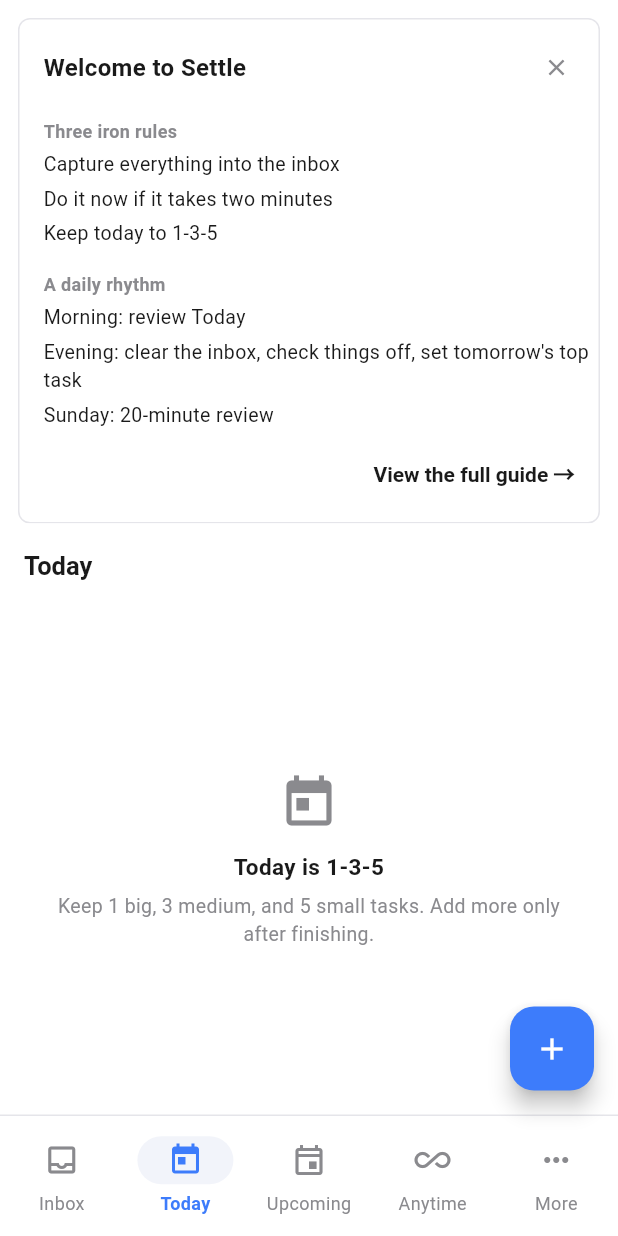
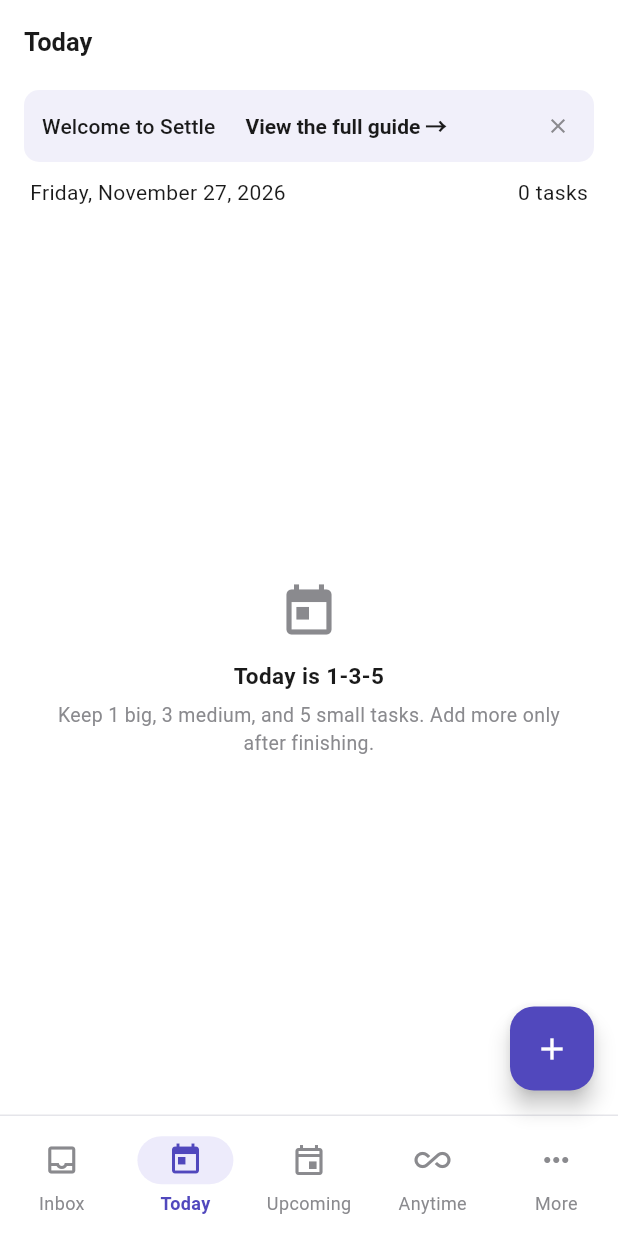
Before and after one commit to multind/settle, a Flutter app: the screen it shows after launch, item 2 of the bottom bar chosen, on a phone screen of 412 x 824 dp. Run offline on Flutter 3.47's test engine with Material 3 defaults, Android fonts, the phone set to English and light mode, and no system bars; our stand-ins replace drift, file_picker, flutter_riverpod, shared_preferences; accounts and stored records are empty; generated files the repository leaves out were written again; Roboto replaces fonts that are missing (Noto Sans SC).

Commit message:
feat: preview redesigned desktop workspace

```diff
--- a/lib/app/responsive_shell.dart
+++ b/lib/app/responsive_shell.dart
@@ -33,6 +33,7 @@ class ResponsiveShell extends ConsumerStatefulWidget {
   const ResponsiveShell({super.key});
 
   static const double breakpoint = 600;
+  static const double expandedSidebarBreakpoint = 960;
 
   @override
   ConsumerState<ResponsiveShell> createState() => _ResponsiveShellState();
@@ -60,7 +61,8 @@ class _ResponsiveShellState extends ConsumerState<ResponsiveShell> {
   void initState() {
     super.initState();
     _showGuideCard =
-        !(ref.read(sharedPreferencesProvider).getBool('gtd_guide_seen') ?? false);
+        !(ref.read(sharedPreferencesProvider).getBool('gtd_guide_seen') ??
+            false);
     _pages = [
       const InboxPage(), // 0 收件箱
       const TodayPage(), // 1 今日
@@ -146,7 +148,13 @@ class _ResponsiveShellState extends ConsumerState<ResponsiveShell> {
           body: isWide
               ? Row(
                   children: [
-                    _buildSidebar(l10n, tokens),
+                    _buildSidebar(
+                      l10n,
+                      tokens,
+                      compact:
+                          constraints.maxWidth <
+                          ResponsiveShell.expandedSidebarBreakpoint,
+                    ),
                     Expanded(child: _pageColumn()),
                   ],
                 )
@@ -201,8 +209,9 @@ class _ResponsiveShellState extends ConsumerState<ResponsiveShell> {
       final index = _navSpecs[n].index;
       shortcuts[SingleActivator(_digitKeys[n], control: true)] =
           _SwitchViewIntent(index);
-      shortcuts[SingleActivator(_digitKeys[n], meta: true)] =
-          _SwitchViewIntent(index);
+      shortcuts[SingleActivator(_digitKeys[n], meta: true)] = _SwitchViewIntent(
+        index,
+      );
     }
     return Shortcuts(
       shortcuts: shortcuts,
@@ -242,83 +251,117 @@ class _ResponsiveShellState extends ConsumerState<ResponsiveShell> {
         // 恢复焦点逻辑。已知残余限制：焦点所在控件被销毁时（如快捷键切页
         // 移除带焦点的控件）primary focus 可能回 null，autofocus 不重复
         // 触发，需再次点击/Tab 恢复——超出本次启动焦点修复范围。
-        child: Focus(
-          autofocus: true,
-          skipTraversal: true,
-          child: shell,
-        ),
+        child: Focus(autofocus: true, skipTraversal: true, child: shell),
       ),
     );
   }
 
-  /// 宽屏分组侧边栏（规格 §2.2）：纯底 + 右侧 1px hairline，可滚动（ListView）。
-  /// 结构完全由 [_navSpecs] 派生：收件箱置顶无组标题，其后按组归属插入组标题。
-  Widget _buildSidebar(AppLocalizations l10n, AppTokenSet tokens) {
+  Widget _buildSidebar(
+    AppLocalizations l10n,
+    AppTokenSet tokens, {
+    required bool compact,
+  }) {
+    Widget destination(_NavSpec spec) =>
+        _navItem(tokens, spec, _labelOf(l10n, spec.labelKey), compact: compact);
+
     return Container(
-      width: 232,
+      key: const Key('custom_sidebar'),
+      width: compact ? 64 : 208,
       decoration: BoxDecoration(
         color: tokens.sidebar,
-        border: Border(
-          right: BorderSide(color: tokens.stroke, width: 1),
+        border: Border(right: BorderSide(color: tokens.stroke)),
       ),
-      ),
+      child: Column(
+        children: [
+          if (compact)
+            Padding(
+              padding: const EdgeInsets.symmetric(vertical: 18),
+              child: Icon(Icons.inbox_outlined, color: tokens.primary),
+            )
+          else
+            const Align(alignment: Alignment.centerLeft, child: _BrandMark()),
+          Expanded(
             child: ListView(
-        key: const Key('custom_sidebar'),
-        padding: const EdgeInsets.symmetric(vertical: 8),
+              padding: EdgeInsets.zero,
               children: [
-          const _BrandMark(),
-          for (var i = 0; i < _navSpecs.length; i++) ...[
-            // 组首项：在组标题前插入（收件箱 group 为空，天然跳过）。
+                for (var i = 0; i < _navSpecs.length - 2; i++) ...[
                   if (_navSpecs[i].group != null &&
-                (i == 0 || _navSpecs[i - 1].group != _navSpecs[i].group))
+                      _navSpecs[i].group != _navSpecs[i - 1].group)
+                    if (compact)
+                      const Divider(indent: 17, endIndent: 17)
+                    else
                       _groupTitle(
                         tokens,
                         Key('nav_group_${_navSpecs[i].group!.name}'),
                         _labelOf(l10n, _navSpecs[i].group!.labelKey),
                       ),
-            _navItem(tokens, _navSpecs[i], _labelOf(l10n, _navSpecs[i].labelKey)),
+                  destination(_navSpecs[i]),
                 ],
+              ],
+            ),
+          ),
+          const Divider(indent: 12, endIndent: 12),
+          for (final spec in _navSpecs.skip(_navSpecs.length - 2))
+            destination(spec),
+          const SizedBox(height: 8),
         ],
       ),
     );
   }
 
-  /// 侧边栏单项（规格 §2.2）：InkWell 切换 `_index`；
-  /// 选中态复用 v0.2 语义（selectedBg 圆角底 + primary 图标/文字）。
-  Widget _navItem(AppTokenSet tokens, _NavSpec spec, String label) {
+  Widget _navItem(
+    AppTokenSet tokens,
+    _NavSpec spec,
+    String label, {
+    required bool compact,
+  }) {
     final selected = _index == spec.index;
-    return Padding(
+    final color = selected ? tokens.primary : tokens.muted;
+    final item = Padding(
       padding: const EdgeInsets.symmetric(horizontal: 8, vertical: 1),
       child: InkWell(
         key: Key('nav_item_${spec.index}'),
-        onTap: () => setState(() => _index = spec.index),
+        onTap: () => _switchTo(spec.index),
         borderRadius: BorderRadius.circular(AppTokens.radiusButton),
         child: Container(
-          padding: const EdgeInsets.symmetric(horizontal: 10, vertical: 8),
+          height: 36,
+          padding: const EdgeInsets.symmetric(horizontal: 10),
           decoration: BoxDecoration(
             color: selected ? tokens.selectedBg : Colors.transparent,
             borderRadius: BorderRadius.circular(AppTokens.radiusButton),
           ),
           child: Row(
+            mainAxisAlignment: compact
+                ? MainAxisAlignment.center
+                : MainAxisAlignment.start,
             children: [
               Icon(
-                spec.icon,
+                selected ? spec.selectedIcon : spec.icon,
                 size: 18,
-                color: selected ? tokens.primary : tokens.muted,
+                color: color,
               ),
+              if (!compact) ...[
                 const SizedBox(width: 10),
-              Text(
+                Expanded(
+                  child: Text(
                     label,
+                    overflow: TextOverflow.ellipsis,
                     style: TextStyle(
                       fontSize: 13,
+                      color: color,
                       fontWeight: selected ? FontWeight.w600 : FontWeight.w400,
-                  color: selected ? tokens.primary : tokens.muted,
                     ),
                   ),
+                ),
+              ],
             ],
           ),
         ),
       ),
+    );
+    return Semantics(
+      selected: selected,
+      child: compact ? Tooltip(message: label, child: item) : item,
     );
   }
 
@@ -380,7 +423,8 @@ class _ResponsiveShellState extends ConsumerState<ResponsiveShell> {
   void _dismissGuideCard() {
     setState(() => _showGuideCard = false);
     unawaited(
-        ref.read(sharedPreferencesProvider).setBool('gtd_guide_seen', true));
+      ref.read(sharedPreferencesProvider).setBool('gtd_guide_seen', true),
+    );
   }
 
   /// 打开完整指南：视为已看过（置位 + 隐藏卡片）并切到指南页 index 11。
@@ -388,26 +432,26 @@ class _ResponsiveShellState extends ConsumerState<ResponsiveShell> {
   void _openGuide() {
     setState(() => _showGuideCard = false);
     unawaited(
-        ref.read(sharedPreferencesProvider).setBool('gtd_guide_seen', true));
+      ref.read(sharedPreferencesProvider).setBool('gtd_guide_seen', true),
+    );
     _switchTo(11);
   }
 
-  /// 内容列：引导卡显示时以 in-flow 布局置于页面之上（页面 AppBar 之上、
-  /// 全局 FAB 与底部导航之外），从结构上杜绝遮挡任何 FAB/导航元素。
   Widget _pageColumn() {
-    if (!_showGuideCard) return _pages[_index];
-    return Column(
-      children: [
-        Padding(
-          padding: const EdgeInsets.fromLTRB(12, 12, 12, 0),
+    final guide = _showGuideCard
+        ? Padding(
+            padding: const EdgeInsets.fromLTRB(16, 4, 16, 8),
             child: OnboardingCard(
               onDismiss: _dismissGuideCard,
               onOpenGuide: _openGuide,
             ),
-        ),
-        Expanded(child: _pages[_index]),
-      ],
-    );
+          )
+        : null;
+    return switch (_index) {
+      0 => InboxPage(guide: guide),
+      1 => TodayPage(guide: guide),
+      _ => _pages[_index],
+    };
   }
 
   /// 「更多」抽屉（规格 §2.3）：由 [_navSpecs] 派生 inMore 项，
@@ -420,8 +464,9 @@ class _ResponsiveShellState extends ConsumerState<ResponsiveShell> {
       backgroundColor: tokens.cardSolid,
       showDragHandle: false,
       shape: const RoundedRectangleBorder(
-        borderRadius:
-            BorderRadius.vertical(top: Radius.circular(AppTokens.radiusContainer)),
+        borderRadius: BorderRadius.vertical(
+          top: Radius.circular(AppTokens.radiusContainer),
+        ),
       ),
       builder: (sheetContext) => SafeArea(
         child: Column(
--- a/lib/app/theme.dart
+++ b/lib/app/theme.dart
@@ -6,13 +6,13 @@ import 'package:flutter/material.dart';
 /// 阴影/渐变/玻璃元素已全部移除，靠 hairline 分隔与留白组织界面。
 abstract final class AppTokens {
   static const AppTokenSet light = AppTokenSet(
-    // —— 主色（Things 3 蓝）——
-    primary: Color(0xFF3D7CFB),
-    primary2: Color(0xFF3D7CFB),
-    accent2: Color(0xFF3D7CFB),
-    accent: Color(0xFF3D7CFB),
-    ai2: Color(0xFF3D7CFB),
-    ai: Color(0xFF3D7CFB),
+    // —— 主色（靛蓝）——
+    primary: Color(0xFF5148BD),
+    primary2: Color(0xFF5148BD),
+    accent2: Color(0xFF5148BD),
+    accent: Color(0xFF5148BD),
+    ai2: Color(0xFF5148BD),
+    ai: Color(0xFF5148BD),
     // —— 文字 ——
     text: Color(0xFF1A1A1A),
     muted: Color(0xFF8A8A8E),
@@ -21,7 +21,7 @@ abstract final class AppTokens {
     // —— 表面（纯色，非半透明）——
     card: Color(0xFFFFFFFF),
     cardSolid: Color(0xFFFFFFFF),
-    selectedBg: Color(0xFFF2F4FA), // 浅色：浅蓝灰
+    selectedBg: Color(0xFFEDEBFB), // 浅色：浅靛蓝
     stroke: Color(0xFFE5E5EA),
     nav: Color(0xFFFFFFFF),
     sidebar: Color(0xFFFFFFFF),
@@ -42,13 +42,13 @@ abstract final class AppTokens {
   );
 
   static const AppTokenSet dark = AppTokenSet(
-    // —— 主色（Things 3 蓝，深色提亮）——
-    primary: Color(0xFF4D8CFF),
-    primary2: Color(0xFF4D8CFF),
-    accent2: Color(0xFF4D8CFF),
-    accent: Color(0xFF4D8CFF),
-    ai2: Color(0xFF4D8CFF),
-    ai: Color(0xFF4D8CFF),
+    // —— 主色（靛蓝，深色提亮）——
+    primary: Color(0xFFAAA5FF),
+    primary2: Color(0xFFAAA5FF),
+    accent2: Color(0xFFAAA5FF),
+    accent: Color(0xFFAAA5FF),
+    ai2: Color(0xFFAAA5FF),
+    ai: Color(0xFFAAA5FF),
     // —— 文字 ——
     text: Color(0xFFF5F5F7),
     muted: Color(0xFF8E8E93),
@@ -57,7 +57,7 @@ abstract final class AppTokens {
     // —— 表面（纯黑系）——
     card: Color(0xFF000000),
     cardSolid: Color(0xFF000000),
-    selectedBg: Color(0xFF1C1C1E),
+    selectedBg: Color(0xFF282541),
     stroke: Color(0xFF2C2C2E),
     nav: Color(0xFF000000),
     sidebar: Color(0xFF000000),
@@ -280,13 +280,13 @@ ThemeData buildAppTheme(Brightness brightness) {
   final scheme = ColorScheme(
     brightness: brightness,
     primary: tokens.primary,
-    onPrimary: Colors.white,
+    onPrimary: isLight ? Colors.white : const Color(0xFF201B45),
     primaryContainer: tokens.primary2,
-    onPrimaryContainer: Colors.white,
+    onPrimaryContainer: isLight ? Colors.white : const Color(0xFF201B45),
     secondary: tokens.accent,
-    onSecondary: Colors.white,
+    onSecondary: isLight ? Colors.white : const Color(0xFF201B45),
     secondaryContainer: tokens.accent2,
-    onSecondaryContainer: Colors.white,
+    onSecondaryContainer: isLight ? Colors.white : const Color(0xFF201B45),
     error: isLight ? const Color(0xFFB3261E) : const Color(0xFFF2B8B5),
     onError: isLight ? Colors.white : const Color(0xFF141B33),
     surface: tokens.card,
--- a/lib/features/guide/onboarding_card.dart
+++ b/lib/features/guide/onboarding_card.dart
@@ -1,12 +1,6 @@
 import 'package:flutter/material.dart';
-import 'package:settle_app/app/glass.dart';
-import 'package:settle_app/app/theme.dart';
 import 'package:settle_app/i18n/l10n/app_localizations.dart';
 
-/// 首次引导卡（GTD 使用指南单元二）：首启外壳内容列顶部 in-flow 横幅——
-/// 标题 + × 关闭 + 三条铁律 + 每天固定动作 + 底部 CTA（查看完整指南）。
-/// 关闭与 CTA 均经回调由外壳置位 `gtd_guide_seen` 并（CTA）切到指南页 index 11。
-/// 视觉 Things 3 极简：GlassContainer（cardSolid + stroke hairline + 圆角 8，零阴影）。
 class OnboardingCard extends StatelessWidget {
   const OnboardingCard({
     super.key,
@@ -14,91 +8,46 @@ class OnboardingCard extends StatelessWidget {
     required this.onOpenGuide,
   });
 
-  /// 右上角 ×：隐藏卡片并置位已看过。
   final VoidCallback onDismiss;
-
-  /// 「查看完整指南 →」CTA：置位已看过 + 切到指南页。
   final VoidCallback onOpenGuide;
 
   @override
   Widget build(BuildContext context) {
     final l10n = AppLocalizations.of(context)!;
-    final isLight = Theme.of(context).brightness == Brightness.light;
-    final tokens = isLight ? AppTokens.light : AppTokens.dark;
-    return GlassContainer(
+    final theme = Theme.of(context);
+    return DecoratedBox(
       key: const Key('onboarding_card'),
-      color: tokens.cardSolid,
-      borderColor: tokens.stroke,
-      borderRadius: BorderRadius.circular(AppTokens.radiusContainer),
-      padding: const EdgeInsets.fromLTRB(16, 8, 4, 8),
-      child: Column(
-        crossAxisAlignment: CrossAxisAlignment.start,
-        children: [
-          Row(
+      decoration: BoxDecoration(
+        color: theme.colorScheme.primary.withValues(alpha: .08),
+        borderRadius: BorderRadius.circular(10),
+      ),
+      child: Padding(
+        padding: const EdgeInsetsDirectional.only(start: 12),
+        child: Row(
           children: [
             Expanded(
-                child: Text(
-                  l10n.onboardingTitle,
-                  style: TextStyle(
-                    fontSize: 16,
-                    fontWeight: FontWeight.w700,
-                    color: tokens.text,
+              child: Wrap(
+                crossAxisAlignment: WrapCrossAlignment.center,
+                spacing: 8,
+                children: [
+                  Text(l10n.onboardingTitle, style: theme.textTheme.labelLarge),
+                  TextButton(
+                    key: const Key('onboarding_open_guide'),
+                    onPressed: onOpenGuide,
+                    child: Text(l10n.onboardingOpenGuide),
                   ),
+                ],
               ),
             ),
             IconButton(
               key: const Key('onboarding_close'),
               tooltip: l10n.onboardingClose,
-                icon: const Icon(Icons.close, size: 18),
-                color: tokens.muted,
+              icon: const Icon(Icons.close, size: 16),
               onPressed: onDismiss,
             ),
           ],
         ),
-          const SizedBox(height: 4),
-          _sectionTitle(tokens, l10n.guideSectionLaws),
-          _line(tokens, l10n.ironRule1),
-          _line(tokens, l10n.ironRule2),
-          _line(tokens, l10n.ironRule3),
-          const SizedBox(height: 8),
-          _sectionTitle(tokens, l10n.guideSectionDaily),
-          _line(tokens, l10n.dailyAction1),
-          _line(tokens, l10n.dailyAction2),
-          _line(tokens, l10n.dailyAction3),
-          const SizedBox(height: 4),
-          Align(
-            alignment: Alignment.centerRight,
-            child: TextButton(
-              key: const Key('onboarding_open_guide'),
-              onPressed: onOpenGuide,
-              child: Text(l10n.onboardingOpenGuide),
-            ),
-          ),
-        ],
       ),
     );
   }
-
-  /// 小节标题（muted 12 w600）。
-  Widget _sectionTitle(AppTokenSet tokens, String title) {
-    return Padding(
-      padding: const EdgeInsets.only(top: 6, bottom: 2),
-      child: Text(
-        title,
-        style: TextStyle(
-          fontSize: 12,
-          fontWeight: FontWeight.w600,
-          color: tokens.muted,
-        ),
-      ),
-    );
 }
-
-  /// 单行文案（13px 正文）。
-  Widget _line(AppTokenSet tokens, String text) {
-    return Padding(
-      padding: const EdgeInsets.symmetric(vertical: 2),
-      child: Text(text, style: TextStyle(fontSize: 13, color: tokens.text)),
-    );
-  }
-}
--- a/lib/features/today/today_page.dart
+++ b/lib/features/today/today_page.dart
@@ -14,7 +14,8 @@ import 'package:flutter_riverpod/flutter_riverpod.dart';
 /// 逾期/今日两区经 `groupKey`（0/1）分组，区头由 `buildDateHeader` 注入。
 /// 仓库约定：普通 Provider 无 watchByStatus 成员，改文件级 StreamProvider。
 final _todayProvider = StreamProvider<List<Task>>(
-    (ref) => ref.watch(taskRepositoryProvider).watchToday());
+  (ref) => ref.watch(taskRepositoryProvider).watchToday(),
+);
 
 /// 今日页批量操作集（Task 2 接线 onAction 实现；本 Task 仅展示按钮）。
 const _batchActions = [
@@ -25,7 +26,9 @@ const _batchActions = [
 ];
 
 class TodayPage extends ConsumerWidget {
-  const TodayPage({super.key});
+  const TodayPage({super.key, this.guide});
+
+  final Widget? guide;
 
   @override
   Widget build(BuildContext context, WidgetRef ref) {
@@ -33,7 +36,26 @@ class TodayPage extends ConsumerWidget {
     final tasks = ref.watch(_todayProvider);
     return Scaffold(
       appBar: AppBar(title: Text(l10n.todayTitle)),
-      body: tasks.when(
+      body: Column(
+        children: [
+          if (guide != null) guide!,
+          Padding(
+            padding: const EdgeInsets.fromLTRB(20, 2, 20, 12),
+            child: Row(
+              children: [
+                Expanded(
+                  child: Text(
+                    MaterialLocalizations.of(context)
+                        .formatFullDate(DateTime.now()),
+                  ),
+                ),
+                if (tasks.asData case final data?)
+                  Text(l10n.todayTaskCount(data.value.length)),
+              ],
+            ),
+          ),
+          Expanded(
+            child: tasks.when(
               loading: () => const Center(child: CircularProgressIndicator()),
               error: (e, _) => Center(child: Text('$e')),
               data: (rows) {
@@ -51,12 +73,14 @@ class TodayPage extends ConsumerWidget {
                 bool isOverdue(Task t) {
                   final d = t.dueDate;
                   if (d == null) return false;
-            return DateTime.fromMillisecondsSinceEpoch(d).isBefore(todayStart);
+                  return DateTime.fromMillisecondsSinceEpoch(d)
+                      .isBefore(todayStart);
                 }
 
                 final overdueCount = rows.where(isOverdue).length;
                 return TaskListView(
                   tasks: rows,
+                  compactRows: true,
                   reorderEnabled: true,
                   selectionEnabled: true,
                   focusEnabled: true,
@@ -70,7 +94,8 @@ class TodayPage extends ConsumerWidget {
                   subtitleBuilder: (context, t) {
                     final d = t.dueDate;
                     if (d == null) return null;
-              final isLight = Theme.of(context).brightness == Brightness.light;
+                    final isLight =
+                        Theme.of(context).brightness == Brightness.light;
                     final tokens = isLight ? AppTokens.light : AppTokens.dark;
                     return Text(
                       DateTime.fromMillisecondsSinceEpoch(d)
@@ -84,6 +109,9 @@ class TodayPage extends ConsumerWidget {
                   },
                 );
               },
+            ),
+          ),
+        ],
       ),
     );
   }
--- a/lib/i18n/l10n/app_en.arb
+++ b/lib/i18n/l10n/app_en.arb
@@ -88,6 +88,8 @@
   "aiPlaceholder": "AI model config (available in M2)",
   "waitingOnRequired": "Waiting on is required for waiting tasks.",
   "todayTitle": "Today",
+  "todayTaskCount": "{count, plural, =1{1 task} other{{count} tasks}}",
+  "@todayTaskCount": { "placeholders": { "count": { "type": "int" } } },
   "todayOverdue": "{count} overdue",
   "@todayOverdue": {
     "placeholders": {
--- a/lib/i18n/l10n/app_localizations.dart
+++ b/lib/i18n/l10n/app_localizations.dart
@@ -626,6 +626,12 @@ abstract class AppLocalizations {
   /// **'Today'**
   String get todayTitle;
 
+  /// No description provided for @todayTaskCount.
+  ///
+  /// In en, this message translates to:
+  /// **'{count, plural, =1{1 task} other{{count} tasks}}'**
+  String todayTaskCount(int count);
+
   /// No description provided for @todayOverdue.
   ///
   /// In en, this message translates to:
--- a/lib/i18n/l10n/app_localizations_zh.dart
+++ b/lib/i18n/l10n/app_localizations_zh.dart
@@ -274,6 +274,11 @@ class AppLocalizationsZh extends AppLocalizations {
   String get todayTitle => '今日';
 
   @override
+  String todayTaskCount(int count) {
+    return '$count 项待办';
+  }
+
+  @override
   String todayOverdue(int count) {
     return '逾期 $count 项';
   }
--- a/lib/i18n/l10n/app_zh.arb
+++ b/lib/i18n/l10n/app_zh.arb
@@ -88,6 +88,8 @@
   "aiPlaceholder": "AI 模型配置（M2 启用）",
   "waitingOnRequired": "等待任务必须填写等待对象。",
   "todayTitle": "今日",
+  "todayTaskCount": "{count} 项待办",
+  "@todayTaskCount": { "placeholders": { "count": { "type": "int" } } },
   "todayOverdue": "逾期 {count} 项",
   "@todayOverdue": {
     "placeholders": {
```
Also changed, not shown: lib/app/glass.dart (+4 -4 lines), lib/features/inbox/inbox_page.dart (+34 -42 lines), lib/features/task/task_list_view.dart (+69 -33 lines), lib/i18n/l10n/app_localizations_en.dart (+11 -0 lines), 4 other files. Lines whose indentation alone changed are shown as unchanged.
